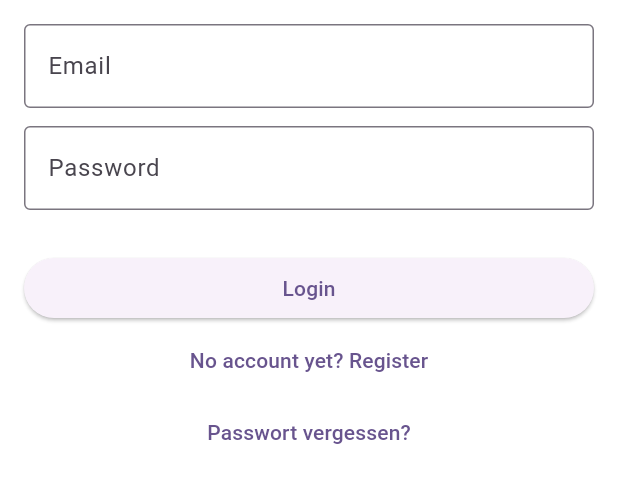
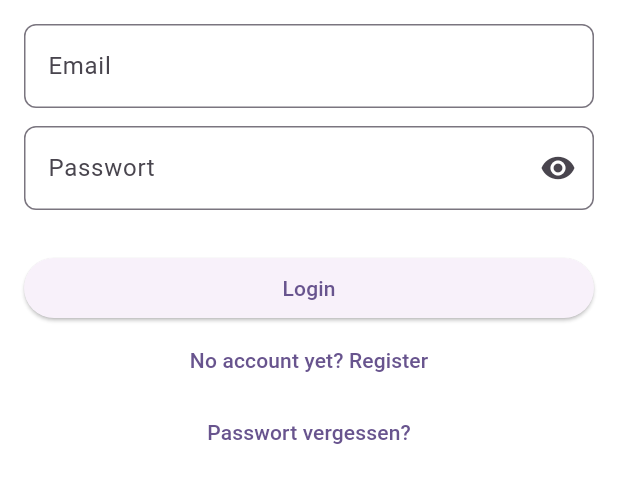
Before and after one commit to mkprogrammer15/time_management_tool, a Flutter app: the screen it shows after launch, on a phone screen of 412 x 824 dp, the part 528-1031 px from its top. Run offline on Flutter 3.47's test engine with Material 3 defaults, Android fonts, the phone set to English and light mode, and no system bars; our stand-ins replace bloc, cloud_firestore, email_validator, firebase_auth, firebase_core, flutter_bloc and 2 more; accounts and stored records are empty; generated files the repository leaves out were written again.

Commit message:
Obscure passw

```diff
--- a/lib/presentation/pages/login_page.dart
+++ b/lib/presentation/pages/login_page.dart
@@ -3,6 +3,8 @@ import 'dart:math';
 import 'package:audavis_time_management/const.dart';
 import 'package:audavis_time_management/presentation/blocs/auth_cubit/auth_cubit.dart';
 import 'package:audavis_time_management/presentation/pages/forgot_password_page.dart';
+import 'package:audavis_time_management/presentation/widgets/email_text_field.dart';
+import 'package:audavis_time_management/presentation/widgets/password_text_field.dart';
 import 'package:flutter/foundation.dart';
 import 'package:flutter/material.dart';
 import 'package:flutter_bloc/flutter_bloc.dart';
@@ -163,21 +165,11 @@ class _LoginPageState extends State<LoginPage> {
                   ),
                   const SizedBox(height: 12),
                 ],
-                TextField(
-                  controller: emailCtrl,
-                  decoration: const InputDecoration(
-                    labelText: "Email",
-                    border: OutlineInputBorder(),
-                  ),
-                ),
+                EmailTextField(emailController: emailCtrl),
                 const SizedBox(height: 12),
-                TextField(
-                  controller: _passwordCtrl,
-                  obscureText: true,
-                  decoration: const InputDecoration(
-                    labelText: "Password",
-                    border: OutlineInputBorder(),
-                  ),
+                PasswordTextField(
+                  passwordController: _passwordCtrl,
+                  doLogin: (l) => _submit(),
                 ),
                 const SizedBox(height: 12),
 
--- /dev/null
+++ b/lib/presentation/widgets/password_text_field.dart
@@ -0,0 +1,49 @@
+import 'package:flutter/material.dart';
+
+class PasswordTextField extends StatefulWidget {
+  const PasswordTextField({
+    super.key,
+    required this.passwordController,
+    required this.doLogin,
+  });
+
+  final TextEditingController passwordController;
+  final Function(String p1)? doLogin;
+
+  @override
+  State<PasswordTextField> createState() => _PasswordTextFieldState();
+}
+
+class _PasswordTextFieldState extends State<PasswordTextField> {
+  bool _obscureText = true;
+
+  @override
+  Widget build(BuildContext context) {
+    return TextFormField(
+      obscureText: _obscureText,
+      controller: widget.passwordController,
+      autovalidateMode: AutovalidateMode.onUserInteraction,
+      autofillHints: const [AutofillHints.password],
+      decoration: InputDecoration(
+        suffixIcon: IconButton(
+          onPressed: () {
+            setState(() {
+              _obscureText = !_obscureText;
+            });
+          },
+          icon: Icon(_obscureText ? Icons.visibility : Icons.visibility_off),
+        ),
+        label: Text('Passwort'),
+        border: OutlineInputBorder(borderRadius: BorderRadius.circular(8)),
+        hintText: 'Gebe ein Passwort ein',
+      ),
+      validator: (value) {
+        if (value == null || value.isEmpty) {
+          return 'Bitte gebe ein Passwort ein';
+        }
+        return null;
+      },
+      onFieldSubmitted: widget.doLogin,
+    );
+  }
+}
```
